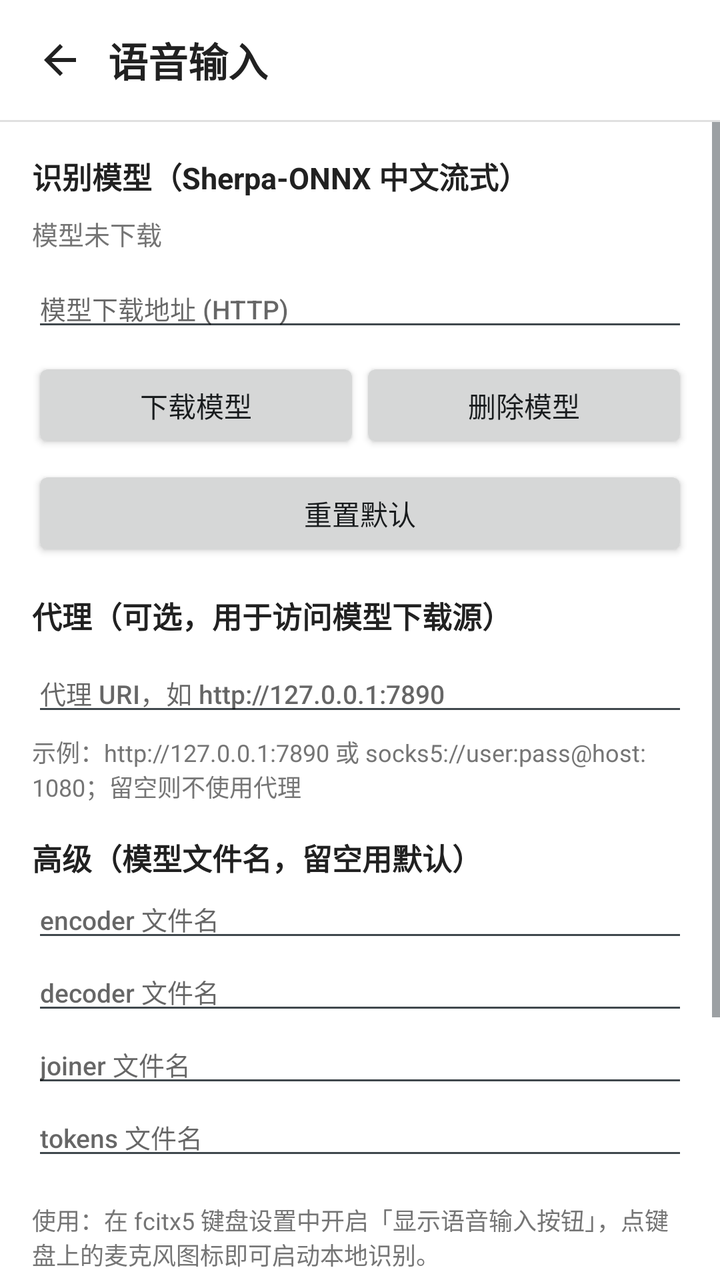
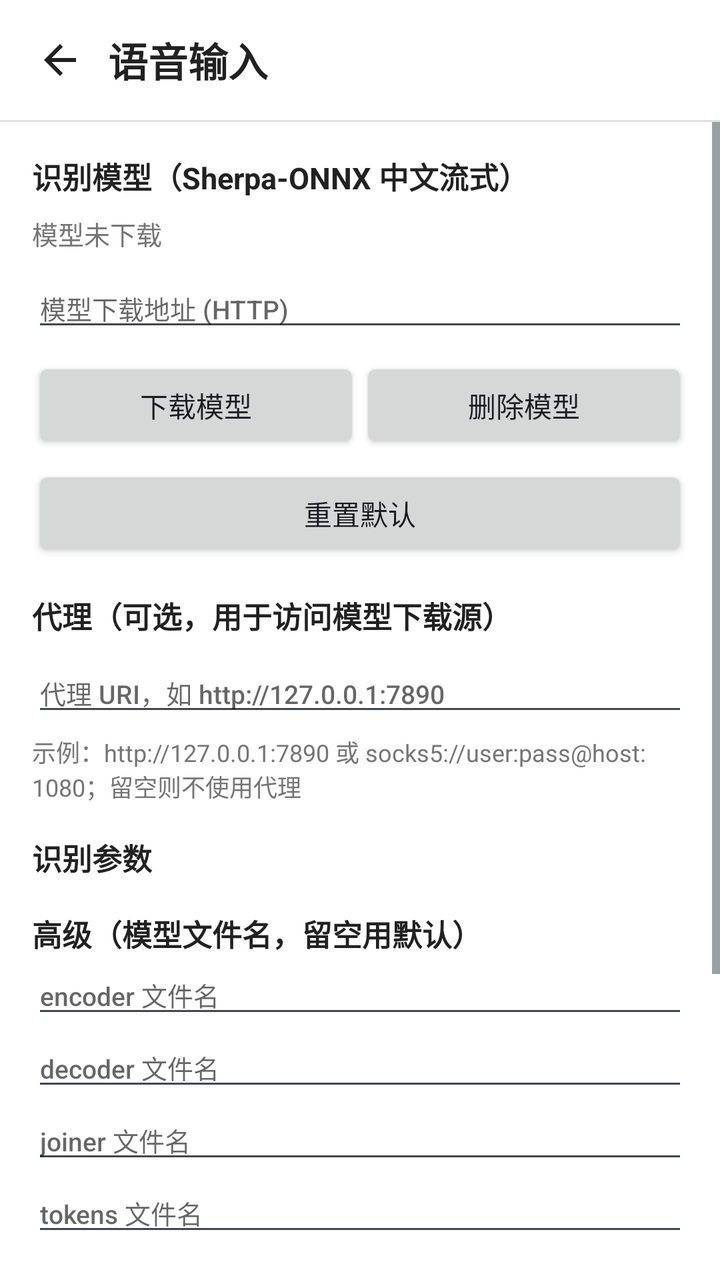

Two renders of the same Android screen: before a commit and after it. Below are the layout's source before the change and the commit's diff.
<!-- AndroidManifest.xml: activity theme Theme.QuickSend -->
<!-- res/layout/activity_voice_settings.xml -->
<?xml version="1.0" encoding="utf-8"?>
<LinearLayout xmlns:android="http://schemas.android.com/apk/res/android"
    android:layout_width="match_parent"
    android:layout_height="match_parent"
    android:background="@color/qs_background"
    android:fitsSystemWindows="true"
    android:orientation="vertical">

    <LinearLayout
        android:layout_width="match_parent"
        android:layout_height="wrap_content"
        android:gravity="center_vertical"
        android:orientation="horizontal"
        android:paddingHorizontal="6dp"
        android:paddingVertical="6dp">

        <ImageButton
            android:id="@+id/back_button"
            android:layout_width="48dp"
            android:layout_height="48dp"
            android:background="?android:attr/selectableItemBackgroundBorderless"
            android:contentDescription="@string/action_back"
            android:src="@drawable/ic_arrow_back" />

        <TextView
            android:layout_width="0dp"
            android:layout_height="wrap_content"
            android:layout_weight="1"
            android:paddingEnd="16dp"
            android:text="@string/voice_settings_title"
            android:textColor="@color/qs_text_primary"
            android:textSize="20sp"
            android:textStyle="bold" />
    </LinearLayout>

    <View
        android:layout_width="match_parent"
        android:layout_height="1dp"
        android:background="@color/qs_divider" />

    <ScrollView
        android:layout_width="match_parent"
        android:layout_height="0dp"
        android:layout_weight="1"
        android:fillViewport="true">

        <LinearLayout
            android:layout_width="match_parent"
            android:layout_height="wrap_content"
            android:orientation="vertical"
            android:padding="16dp">

            
            <TextView
                android:layout_width="match_parent"
                android:layout_height="wrap_content"
                android:text="@string/voice_model_section"
                android:textColor="@color/qs_text_primary"
                android:textSize="15sp"
                android:textStyle="bold" />

            <TextView
                android:id="@+id/model_status"
                android:layout_width="match_parent"
                android:layout_height="wrap_content"
                android:paddingTop="8dp"
                android:text="@string/voice_model_status_idle"
                android:textColor="@color/qs_text_secondary"
                android:textSize="13sp" />

            <ProgressBar
                android:id="@+id/model_progress"
                style="?android:attr/progressBarStyleHorizontal"
                android:layout_width="match_parent"
                android:layout_height="wrap_content"
                android:max="100"
                android:visibility="gone" />

            <EditText
                android:id="@+id/model_url"
                android:layout_width="match_parent"
                android:layout_height="wrap_content"
                android:layout_marginTop="8dp"
                android:hint="@string/voice_model_url"
                android:inputType="textUri"
                android:maxLines="2"
                android:textSize="13sp" />

            <LinearLayout
                android:layout_width="match_parent"
                android:layout_height="wrap_content"
                android:layout_marginTop="8dp"
                android:orientation="horizontal">

                <Button
                    android:id="@+id/download_button"
                    android:layout_width="0dp"
                    android:layout_height="wrap_content"
                    android:layout_weight="1"
                    android:text="@string/voice_download" />

                <Button
                    android:id="@+id/delete_button"
                    android:layout_width="0dp"
                    android:layout_height="wrap_content"
                    android:layout_weight="1"
                    android:text="@string/voice_delete_model" />
            </LinearLayout>

            <Button
                android:id="@+id/reset_button"
                android:layout_width="match_parent"
                android:layout_height="wrap_content"
                android:layout_marginTop="6dp"
                android:text="@string/voice_reset_model" />

            <View
                android:layout_width="match_parent"
                android:layout_height="16dp" />

            
            <TextView
                android:layout_width="match_parent"
                android:layout_height="wrap_content"
                android:text="@string/voice_proxy_section"
                android:textColor="@color/qs_text_primary"
                android:textSize="15sp"
                android:textStyle="bold" />

            <EditText
                android:id="@+id/proxy_uri"
                android:layout_width="match_parent"
                android:layout_height="wrap_content"
                android:layout_marginTop="8dp"
                android:hint="@string/voice_proxy_uri"
                android:inputType="textUri"
                android:maxLines="1"
                android:textSize="13sp" />

            <TextView
                android:layout_width="match_parent"
                android:layout_height="wrap_content"
                android:layout_marginTop="4dp"
                android:text="@string/voice_proxy_examples"
                android:textColor="@color/qs_text_secondary"
                android:textSize="12sp" />

            <View
                android:layout_width="match_parent"
                android:layout_height="16dp" />

            
            <TextView
                android:layout_width="match_parent"
                android:layout_height="wrap_content"
                android:text="@string/voice_advanced_section"
                android:textColor="@color/qs_text_primary"
                android:textSize="15sp"
                android:textStyle="bold" />

            <EditText
                android:id="@+id/names_encoder"
                android:layout_width="match_parent"
                android:layout_height="wrap_content"
                android:hint="@string/voice_name_encoder"
                android:inputType="text"
                android:maxLines="1"
                android:textSize="13sp" />

            <EditText
                android:id="@+id/names_decoder"
                android:layout_width="match_parent"
                android:layout_height="wrap_content"
                android:hint="@string/voice_name_decoder"
                android:inputType="text"
                android:maxLines="1"
                android:textSize="13sp" />

            <EditText
                android:id="@+id/names_joiner"
                android:layout_width="match_parent"
                android:layout_height="wrap_content"
                android:hint="@string/voice_name_joiner"
                android:inputType="text"
                android:maxLines="1"
                android:textSize="13sp" />

            <EditText
                android:id="@+id/names_tokens"
                android:layout_width="match_parent"
                android:layout_height="wrap_content"
                android:hint="@string/voice_name_tokens"
                android:inputType="text"
                android:maxLines="1"
                android:textSize="13sp" />

            <TextView
                android:layout_width="match_parent"
                android:layout_height="wrap_content"
                android:layout_marginTop="16dp"
                android:text="@string/voice_usage_hint"
                android:textColor="@color/qs_text_secondary"
                android:textSize="12sp" />

            <View
                android:layout_width="match_parent"
                android:layout_height="16dp" />

            
            <TextView
                android:layout_width="match_parent"
                android:layout_height="wrap_content"
                android:text="@string/voice_log_section"
                android:textColor="@color/qs_text_primary"
                android:textSize="15sp"
                android:textStyle="bold" />

            <LinearLayout
                android:layout_width="match_parent"
                android:layout_height="wrap_content"
                android:layout_marginTop="8dp"
                android:orientation="horizontal">

                <TextView
                    android:layout_width="wrap_content"
                    android:layout_height="wrap_content"
                    android:text="@string/voice_log_path_label"
                    android:textColor="@color/qs_text_secondary"
                    android:textSize="12sp" />

                <TextView
                    android:id="@+id/log_path"
                    android:layout_width="0dp"
                    android:layout_height="wrap_content"
                    android:layout_weight="1"
                    android:layout_marginStart="6dp"
                    android:textColor="@color/qs_text_secondary"
                    android:textIsSelectable="true"
                    android:textSize="12sp" />
            </LinearLayout>

            <TextView
                android:layout_width="match_parent"
                android:layout_height="wrap_content"
                android:layout_marginTop="4dp"
                android:text="@string/voice_log_hint"
                android:textColor="@color/qs_text_secondary"
                android:textSize="12sp" />

            <Button
                android:id="@+id/share_log_button"
                android:layout_width="match_parent"
                android:layout_height="wrap_content"
                android:layout_marginTop="8dp"
                android:text="@string/voice_share_log" />
        </LinearLayout>
    </ScrollView>

</LinearLayout>
<!-- resources referenced by this layout -->
<resources>
  <color name="qs_background">#FFFFFF</color>
  <color name="qs_divider">#E0E0E0</color>
  <color name="qs_text_primary">#212121</color>
  <color name="qs_text_secondary">#757575</color>
  <!-- drawable ic_arrow_back (drawable) -->
  <?xml version="1.0" encoding="utf-8"?>
  <vector xmlns:android="http://schemas.android.com/apk/res/android"
      android:width="24dp"
      android:height="24dp"
      android:viewportWidth="24"
      android:viewportHeight="24"
      android:tint="@color/qs_text_primary">
      <path
          android:fillColor="@android:color/white"
          android:pathData="M20,11H7.83l5.59,-5.59L12,4l-8,8 8,8 1.41,-1.41L7.83,13H20z" />
  </vector>
  <string name="action_back">返回</string>
  <string name="voice_advanced_section">高级（模型文件名，留空用默认）</string>
  <string name="voice_delete_model">删除模型</string>
  <string name="voice_download">下载模型</string>
  <string name="voice_log_hint">语音输入调试阶段会写入详细日志到上面的文件，可复制或分享以便排查问题。</string>
  <string name="voice_log_path_label">日志文件路径</string>
  <string name="voice_log_section">调试日志</string>
  <string name="voice_model_section">识别模型（Sherpa-ONNX 中文流式）</string>
  <string name="voice_model_status_idle">模型未下载</string>
  <string name="voice_model_url">模型下载地址 (HTTP)</string>
  <string name="voice_name_decoder">decoder 文件名</string>
  <string name="voice_name_encoder">encoder 文件名</string>
  <string name="voice_name_joiner">joiner 文件名</string>
  <string name="voice_name_tokens">tokens 文件名</string>
  <string name="voice_proxy_examples">示例：http://127.0.0.1:7890 或 socks5://user:pass@host:1080；留空则不使用代理</string>
  <string name="voice_proxy_section">代理（可选，用于访问模型下载源）</string>
  <string name="voice_proxy_uri">代理 URI，如 http://127.0.0.1:7890</string>
  <string name="voice_reset_model">重置默认</string>
  <string name="voice_settings_title">语音输入</string>
  <string name="voice_share_log">分享日志</string>
  <string name="voice_usage_hint">使用：在 fcitx5 键盘设置中开启「显示语音输入按钮」，点键盘上的麦克风图标即可启动本地识别。</string>
  <style name="Theme.QuickSend" parent="@android:style/Theme.DeviceDefault.Light">
          <item name="android:windowActionBar">false</item>
          <item name="android:windowNoTitle">true</item>
      </style>
</resources>

<!-- the commit's change to res/layout/activity_voice_settings.xml (unified diff, before → after) -->
@@ -153,6 +153,25 @@
             <TextView
                 android:layout_width="match_parent"
                 android:layout_height="wrap_content"
+                android:text="@string/voice_recognition_section"
+                android:textColor="@color/qs_text_primary"
+                android:textSize="15sp"
+                android:textStyle="bold" />
+
+            <LinearLayout
+                android:id="@+id/recognition_params"
+                android:layout_width="match_parent"
+                android:layout_height="wrap_content"
+                android:orientation="vertical" />
+
+            <View
+                android:layout_width="match_parent"
+                android:layout_height="16dp" />
+
+            
+            <TextView
+                android:layout_width="match_parent"
+                android:layout_height="wrap_content"
                 android:text="@string/voice_advanced_section"
                 android:textColor="@color/qs_text_primary"
                 android:textSize="15sp"
<!-- resource entries referenced after the edit -->
@@ -33,6 +33,7 @@
   <string name="voice_proxy_examples">示例：http://127.0.0.1:7890 或 socks5://user:pass@host:1080；留空则不使用代理</string>
   <string name="voice_proxy_section">代理（可选，用于访问模型下载源）</string>
   <string name="voice_proxy_uri">代理 URI，如 http://127.0.0.1:7890</string>
+  <string name="voice_recognition_section">识别参数</string>
   <string name="voice_reset_model">重置默认</string>
   <string name="voice_settings_title">语音输入</string>
   <string name="voice_share_log">分享日志</string>
